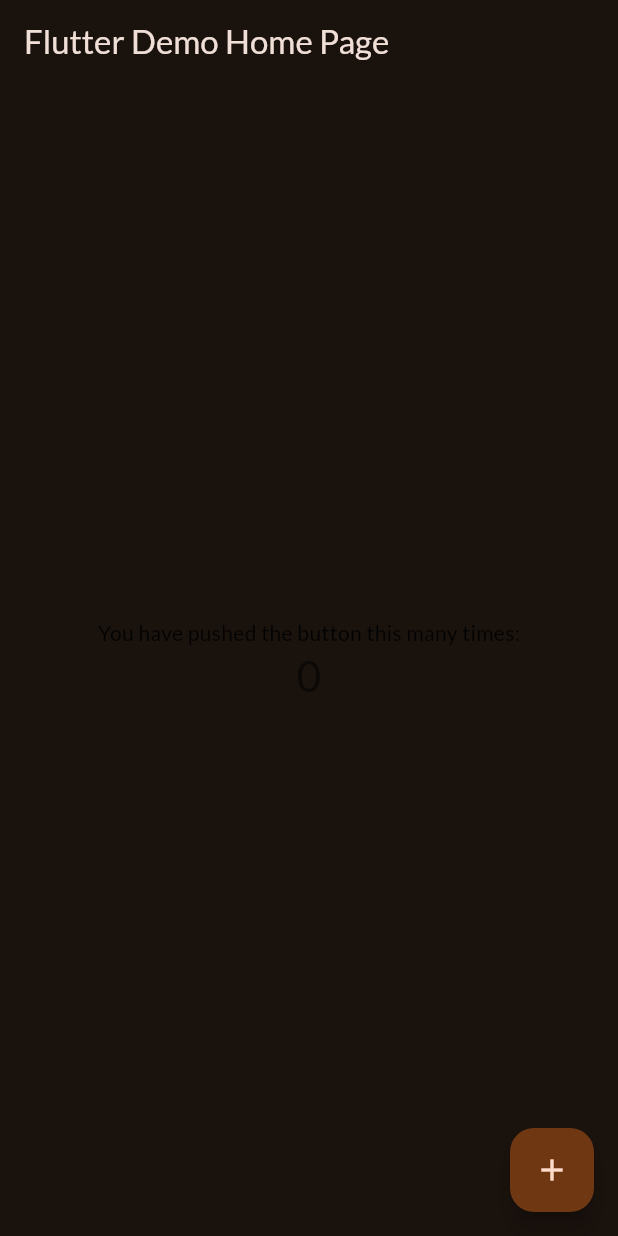
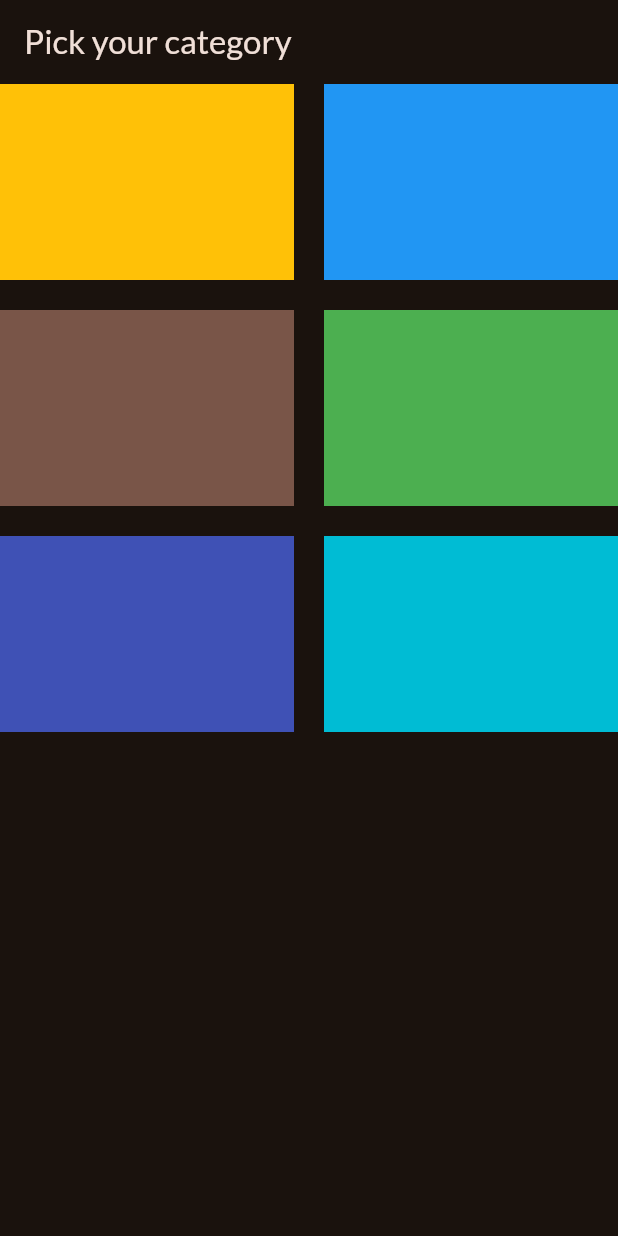
Before and after one commit to Mowgle88/meals_app, a Flutter app: the screen it shows after launch, on a phone screen of 412 x 824 dp. Run offline on Flutter 3.47's test engine with Material 2 defaults, Android fonts, the phone set to English and light mode, and no system bars; our stand-ins replace google_fonts.

Commit message:
feat: add Categories screen layout with GridView

```diff
--- /dev/null
+++ b/lib/categories.dart
@@ -0,0 +1,43 @@
+import 'package:flutter/material.dart';
+
+class CategoriesScreen extends StatelessWidget {
+  const CategoriesScreen({super.key});
+
+  @override
+  Widget build(BuildContext context) {
+    return Scaffold(
+      appBar: AppBar(
+        title: const Text('Pick your category'),
+      ),
+      // body: GridView.builder(gridDelegate: gridDelegate, itemBuilder: itemBuilder),
+      body: GridView(
+        gridDelegate: const SliverGridDelegateWithFixedCrossAxisCount(
+          crossAxisCount: 2,
+          childAspectRatio: 3 / 2,
+          crossAxisSpacing: 20,
+          mainAxisSpacing: 20,
+        ),
+        children: [
+          Container(
+            color: Colors.amber,
+          ),
+          Container(
+            color: Colors.blue,
+          ),
+          Container(
+            color: Colors.brown,
+          ),
+          Container(
+            color: Colors.green,
+          ),
+          Container(
+            color: Colors.indigo,
+          ),
+          Container(
+            color: Colors.cyan,
+          ),
+        ],
+      ),
+    );
+  }
+}
--- a/lib/main.dart
+++ b/lib/main.dart
@@ -1,6 +1,7 @@
 import 'package:flutter/material.dart';
 
 import 'package:google_fonts/google_fonts.dart';
+import 'package:meals_app/categories.dart';
 
 final theme = ThemeData(
   useMaterial3: true,
@@ -12,104 +13,17 @@ final theme = ThemeData(
 );
 
 void main() {
-  runApp(const MyApp());
+  runApp(const App());
 }
 
-class MyApp extends StatelessWidget {
-  const MyApp({super.key});
+class App extends StatelessWidget {
+  const App({super.key});
 
-  // This widget is the root of your application.
   @override
   Widget build(BuildContext context) {
     return MaterialApp(
-      title: 'Flutter Demo',
       theme: theme,
-      home: const MyHomePage(title: 'Flutter Demo Home Page'),
+      home: const CategoriesScreen(),
     );
   }
 }
-
-class MyHomePage extends StatefulWidget {
-  const MyHomePage({super.key, required this.title});
-
-  // This widget is the home page of your application. It is stateful, meaning
-  // that it has a State object (defined below) that contains fields that affect
-  // how it looks.
-
-  // This class is the configuration for the state. It holds the values (in this
-  // case the title) provided by the parent (in this case the App widget) and
-  // used by the build method of the State. Fields in a Widget subclass are
-  // always marked "final".
-
-  final String title;
-
-  @override
-  State<MyHomePage> createState() => _MyHomePageState();
-}
-
-class _MyHomePageState extends State<MyHomePage> {
-  int _counter = 0;
-
-  void _incrementCounter() {
-    setState(() {
-      // This call to setState tells the Flutter framework that something has
-      // changed in this State, which causes it to rerun the build method below
-      // so that the display can reflect the updated values. If we changed
-      // _counter without calling setState(), then the build method would not be
-      // called again, and so nothing would appear to happen.
-      _counter++;
-    });
-  }
-
-  @override
-  Widget build(BuildContext context) {
-    // This method is rerun every time setState is called, for instance as done
-    // by the _incrementCounter method above.
-    //
-    // The Flutter framework has been optimized to make rerunning build methods
-    // fast, so that you can just rebuild anything that needs updating rather
-    // than having to individually change instances of widgets.
-    return Scaffold(
-      appBar: AppBar(
-        // Here we take the value from the MyHomePage object that was created by
-        // the App.build method, and use it to set our appbar title.
-        title: Text(widget.title),
-      ),
-      body: Center(
-        // Center is a layout widget. It takes a single child and positions it
-        // in the middle of the parent.
-        child: Column(
-          // Column is also a layout widget. It takes a list of children and
-          // arranges them vertically. By default, it sizes itself to fit its
-          // children horizontally, and tries to be as tall as its parent.
-          //
-          // Invoke "debug painting" (press "p" in the console, choose the
-          // "Toggle Debug Paint" action from the Flutter Inspector in Android
-          // Studio, or the "Toggle Debug Paint" command in Visual Studio Code)
-          // to see the wireframe for each widget.
-          //
-          // Column has various properties to control how it sizes itself and
-          // how it positions its children. Here we use mainAxisAlignment to
-          // center the children vertically; the main axis here is the vertical
-          // axis because Columns are vertical (the cross axis would be
-          // horizontal).
-          mainAxisAlignment: MainAxisAlignment.center,
-          children: <Widget>[
-            const Text(
-              'You have pushed the button this many times:',
-            ),
-            Text(
-              '$_counter',
-              style: Theme.of(context).textTheme.headlineMedium,
-            ),
-          ],
-        ),
-      ),
-      floatingActionButton: FloatingActionButton(
-        onPressed: _incrementCounter,
-        tooltip: 'Increment',
-        child: const Icon(Icons.add),
-      ), // This trailing comma makes auto-formatting nicer for build methods.
-    );
-  }
-}
```
Also changed, not shown: 1 other file.
